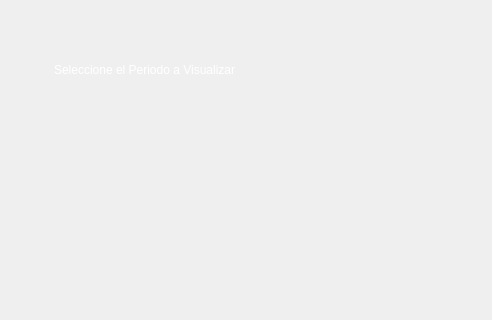
Above: asa_application/calendario_filtro.ui from razulued/qt_application before the change; both pictures show x 156 to 648 and y 101 to 421 of the 800 by 600 pixel window. Below: the same form after it.
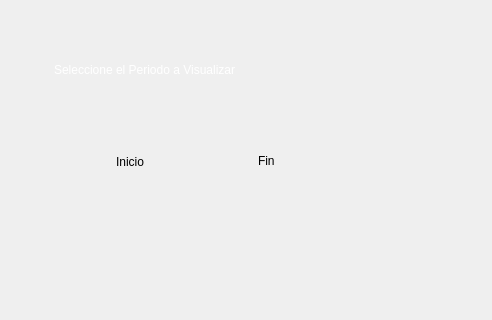
That is the form after the change. Icons and pictures are not drawn.

What changed in the file:
```diff
--- a/asa_application/calendario_filtro.ui
+++ b/asa_application/calendario_filtro.ui
@@ -62,7 +62,7 @@
     <property name="geometry">
      <rect>
       <x>231</x>
-      <y>173</y>
+      <y>178</y>
       <width>145</width>
       <height>31</height>
      </rect>
@@ -73,7 +73,7 @@
     <property name="styleSheet">
      <string notr="true">#fecha_fin_btn
 {
-background-image: url(:/iconos/screen800x600/iconos/FIN.png);
+background-color:transparent;
 background-position: center;
 background-repeat: none;
 border:none;
@@ -86,9 +86,9 @@
    <widget class="QPushButton" name="fecha_inicio_btn">
     <property name="geometry">
      <rect>
-      <x>97</x>
-      <y>173</y>
-      <width>141</width>
+      <x>93</x>
+      <y>177</y>
+      <width>131</width>
       <height>31</height>
      </rect>
     </property>
@@ -98,16 +98,10 @@
     <property name="styleSheet">
      <string notr="true">#fecha_inicio_btn
 {
-background-image: url(:/iconos/screen800x600/iconos/Inicio.png);
+background-color:transparent;
 background-position: center;
 background-repeat: none;
 border:none;
-
-/*color: rgb(0, 167, 250);
-border-style: solid;
-border-width: 2px;
-border-color: rgb(0, 167, 250);
-border-radius: 10;*/
 }</string>
     </property>
     <property name="text">
@@ -117,8 +111,8 @@
    <widget class="QLabel" name="fecha_inicio_text">
     <property name="geometry">
      <rect>
-      <x>164</x>
-      <y>180</y>
+      <x>160</x>
+      <y>182</y>
       <width>71</width>
       <height>20</height>
      </rect>
@@ -134,7 +128,7 @@
     <property name="geometry">
      <rect>
       <x>300</x>
-      <y>180</y>
+      <y>182</y>
       <width>67</width>
       <height>20</height>
      </rect>
@@ -150,7 +144,7 @@
     <property name="geometry">
      <rect>
       <x>377</x>
-      <y>168</y>
+      <y>173</y>
       <width>41</width>
       <height>41</height>
      </rect>
@@ -187,6 +181,87 @@
      <string>Seleccione el Periodo a Visualizar</string>
     </property>
    </widget>
+   <widget class="QLabel" name="label_2">
+    <property name="geometry">
+     <rect>
+      <x>122</x>
+      <y>183</y>
+      <width>41</width>
+      <height>20</height>
+     </rect>
+    </property>
+    <property name="text">
+     <string>Inicio</string>
+    </property>
+   </widget>
+   <widget class="QLabel" name="label_3">
+    <property name="geometry">
+     <rect>
+      <x>264</x>
+      <y>182</y>
+      <width>31</width>
+      <height>20</height>
+     </rect>
+    </property>
+    <property name="text">
+     <string>Fin</string>
+    </property>
+   </widget>
+   <widget class="QLabel" name="back_1">
+    <property name="geometry">
+     <rect>
+      <x>86</x>
+      <y>177</y>
+      <width>151</width>
+      <height>31</height>
+     </rect>
+    </property>
+    <property name="styleSheet">
+     <string notr="true">#back_1
+{
+background-image: url(:/iconos/screen800x600/iconos/Inicio.png);
+background-position: center;
+background-repeat: none;
+border:none;
+}</string>
+    </property>
+    <property name="text">
+     <string/>
+    </property>
+   </widget>
+   <widget class="QLabel" name="back_2">
+    <property name="geometry">
+     <rect>
+      <x>229</x>
+      <y>177</y>
+      <width>151</width>
+      <height>31</height>
+     </rect>
+    </property>
+    <property name="styleSheet">
+     <string notr="true">#back_2
+{
+background-image: url(:/iconos/screen800x600/iconos/Inicio.png);
+background-position: center;
+background-repeat: none;
+border:none;
+}</string>
+    </property>
+    <property name="text">
+     <string/>
+    </property>
+   </widget>
+   <zorder>back_2</zorder>
+   <zorder>close</zorder>
+   <zorder>ok_button</zorder>
+   <zorder>label</zorder>
+   <zorder>back_1</zorder>
+   <zorder>label_2</zorder>
+   <zorder>fecha_inicio_text</zorder>
+   <zorder>fecha_inicio_btn</zorder>
+   <zorder>label_3</zorder>
+   <zorder>fecha_fin_text</zorder>
+   <zorder>fecha_fin_btn</zorder>
   </widget>
  </widget>
  <resources/>
```
